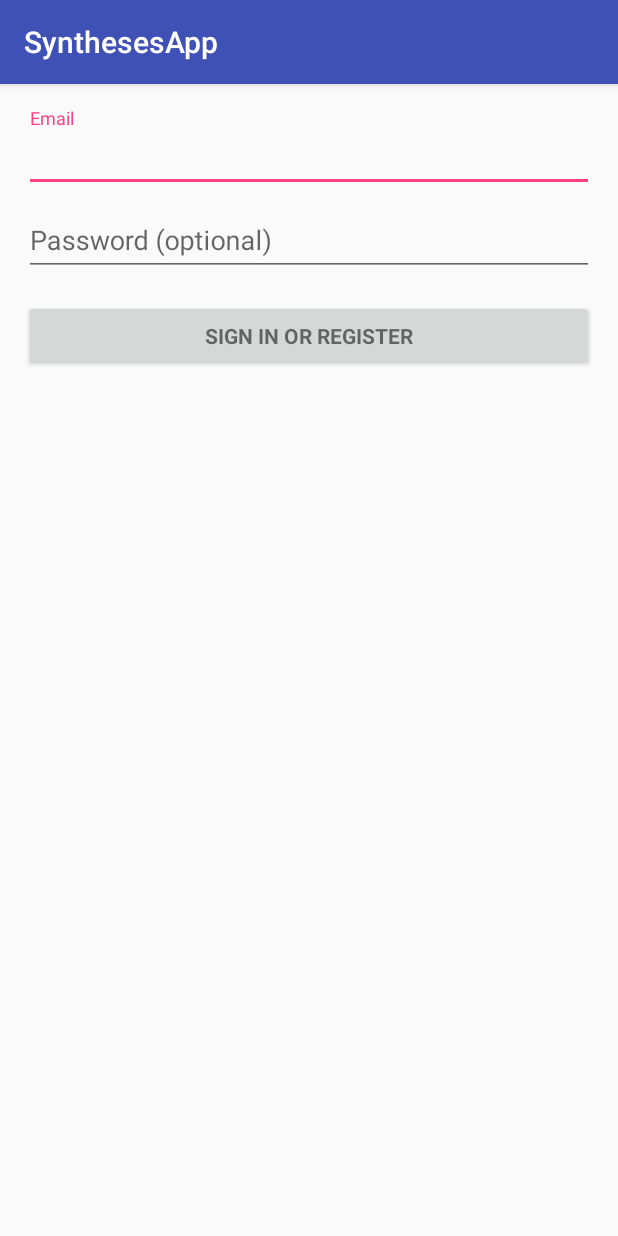
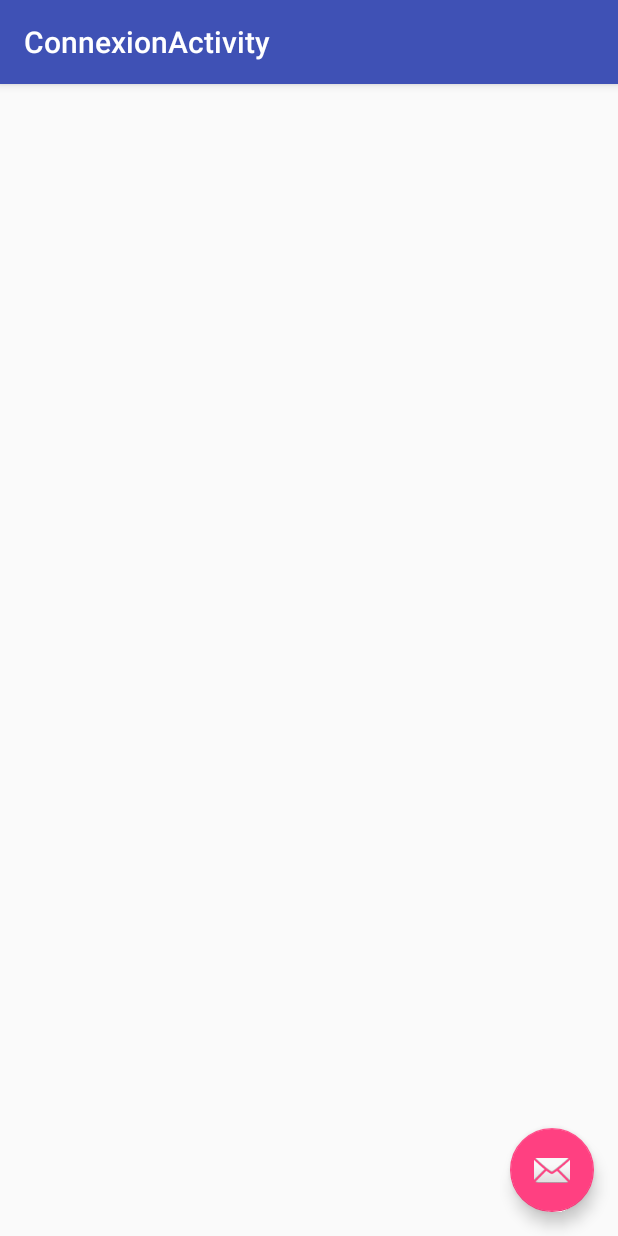
Before and after one commit to Piib/Syntheses, an Android app: the screen it shows after launch (LoginActivity before the commit, ConnexionActivity after it), on a phone screen of 412 x 824 dp. Run offline under Robolectric (Android 15) with nearby library versions, the phone set to English and light mode, and no system bars.

Commit message:
connexion

```diff
--- a/SynthesesApp/app/build.gradle
+++ b/SynthesesApp/app/build.gradle
@@ -26,5 +26,6 @@
     })
     compile 'com.android.support:appcompat-v7:26.+'
     compile 'com.android.support:design:26.+'
+    compile 'com.android.support.constraint:constraint-layout:1.0.2'
     testCompile 'junit:junit:4.12'
 }
--- /dev/null
+++ b/SynthesesApp/app/src/main/java/com/android/group/synthesesapp/ConnexionActivity.java
@@ -0,0 +1,29 @@
+package com.android.group.synthesesapp;
+
+import android.os.Bundle;
+import android.support.design.widget.FloatingActionButton;
+import android.support.design.widget.Snackbar;
+import android.support.v7.app.AppCompatActivity;
+import android.support.v7.widget.Toolbar;
+import android.view.View;
+
+public class ConnexionActivity extends AppCompatActivity {
+
+    @Override
+    protected void onCreate(Bundle savedInstanceState) {
+        super.onCreate(savedInstanceState);
+        setContentView(R.layout.activity_connexion);
+        Toolbar toolbar = (Toolbar) findViewById(R.id.toolbar);
+        setSupportActionBar(toolbar);
+
+        FloatingActionButton fab = (FloatingActionButton) findViewById(R.id.fab);
+        fab.setOnClickListener(new View.OnClickListener() {
+            @Override
+            public void onClick(View view) {
+                Snackbar.make(view, "Replace with your own action", Snackbar.LENGTH_LONG)
+                        .setAction("Action", null).show();
+            }
+        });
+    }
+
+}
--- a/SynthesesApp/app/src/main/java/com/android/group/synthesesapp/LoginActivity.java
+++ /dev/null
@@ -1,347 +0,0 @@
-package com.android.group.synthesesapp;
-
-import android.animation.Animator;
-import android.animation.AnimatorListenerAdapter;
-import android.annotation.TargetApi;
-import android.content.pm.PackageManager;
-import android.support.annotation.NonNull;
-import android.support.design.widget.Snackbar;
-import android.support.v7.app.AppCompatActivity;
-import android.app.LoaderManager.LoaderCallbacks;
-
-import android.content.CursorLoader;
-import android.content.Loader;
-import android.database.Cursor;
-import android.net.Uri;
-import android.os.AsyncTask;
-
-import android.os.Build;
-import android.os.Bundle;
-import android.provider.ContactsContract;
-import android.text.TextUtils;
-import android.view.KeyEvent;
-import android.view.View;
-import android.view.View.OnClickListener;
-import android.view.inputmethod.EditorInfo;
-import android.widget.ArrayAdapter;
-import android.widget.AutoCompleteTextView;
-import android.widget.Button;
-import android.widget.EditText;
-import android.widget.TextView;
-import java.util.ArrayList;
-import java.util.List;
-
-import static android.Manifest.permission.READ_CONTACTS;
-
-/**
- * A login screen that offers login via email/password.
- */
-public class LoginActivity extends AppCompatActivity implements LoaderCallbacks<Cursor> {
-
-    /**
-     * Id to identity READ_CONTACTS permission request.
-     */
-    private static final int REQUEST_READ_CONTACTS = 0;
-
-    /**
-     * A dummy authentication store containing known user names and passwords.
-     * TODO: remove after connecting to a real authentication system.
-     */
-    private static final String[] DUMMY_CREDENTIALS = new String[]{
-            "foo@example.com:hello", "bar@example.com:world"
-    };
-    /**
-     * Keep track of the login task to ensure we can cancel it if requested.
-     */
-    private UserLoginTask mAuthTask = null;
-
-    // UI references.
-    private AutoCompleteTextView mEmailView;
-    private EditText mPasswordView;
-    private View mProgressView;
-    private View mLoginFormView;
-
-    @Override
-    protected void onCreate(Bundle savedInstanceState) {
-        super.onCreate(savedInstanceState);
-        setContentView(R.layout.activity_login);
-        // Set up the login form.
-        mEmailView = (AutoCompleteTextView) findViewById(R.id.email);
-        populateAutoComplete();
-
-        mPasswordView = (EditText) findViewById(R.id.password);
-        mPasswordView.setOnEditorActionListener(new TextView.OnEditorActionListener() {
-            @Override
-            public boolean onEditorAction(TextView textView, int id, KeyEvent keyEvent) {
-                if (id == R.id.login || id == EditorInfo.IME_NULL) {
-                    attemptLogin();
-                    return true;
-                }
-                return false;
-            }
-        });
-
-        Button mEmailSignInButton = (Button) findViewById(R.id.email_sign_in_button);
-        mEmailSignInButton.setOnClickListener(new OnClickListener() {
-            @Override
-            public void onClick(View view) {
-                attemptLogin();
-            }
-        });
-
-        mLoginFormView = findViewById(R.id.login_form);
-        mProgressView = findViewById(R.id.login_progress);
-    }
-
-    private void populateAutoComplete() {
-        if (!mayRequestContacts()) {
-            return;
-        }
-
-        getLoaderManager().initLoader(0, null, this);
-    }
-
-    private boolean mayRequestContacts() {
-        if (Build.VERSION.SDK_INT < Build.VERSION_CODES.M) {
-            return true;
-        }
-        if (checkSelfPermission(READ_CONTACTS) == PackageManager.PERMISSION_GRANTED) {
-            return true;
-        }
-        if (shouldShowRequestPermissionRationale(READ_CONTACTS)) {
-            Snackbar.make(mEmailView, R.string.permission_rationale, Snackbar.LENGTH_INDEFINITE)
-                    .setAction(android.R.string.ok, new View.OnClickListener() {
-                        @Override
-                        @TargetApi(Build.VERSION_CODES.M)
-                        public void onClick(View v) {
-                            requestPermissions(new String[]{READ_CONTACTS}, REQUEST_READ_CONTACTS);
-                        }
-                    });
-        } else {
-            requestPermissions(new String[]{READ_CONTACTS}, REQUEST_READ_CONTACTS);
-        }
-        return false;
-    }
-
-    /**
-     * Callback received when a permissions request has been completed.
-     */
-    @Override
-    public void onRequestPermissionsResult(int requestCode, @NonNull String[] permissions,
-                                           @NonNull int[] grantResults) {
-        if (requestCode == REQUEST_READ_CONTACTS) {
-            if (grantResults.length == 1 && grantResults[0] == PackageManager.PERMISSION_GRANTED) {
-                populateAutoComplete();
-            }
-        }
-    }
-
-
-    /**
-     * Attempts to sign in or register the account specified by the login form.
-     * If there are form errors (invalid email, missing fields, etc.), the
-     * errors are presented and no actual login attempt is made.
-     */
-    private void attemptLogin() {
-        if (mAuthTask != null) {
-            return;
-        }
-
-        // Reset errors.
-        mEmailView.setError(null);
-        mPasswordView.setError(null);
-
-        // Store values at the time of the login attempt.
-        String email = mEmailView.getText().toString();
-        String password = mPasswordView.getText().toString();
-
-        boolean cancel = false;
-        View focusView = null;
-
-        // Check for a valid password, if the user entered one.
-        if (!TextUtils.isEmpty(password) && !isPasswordValid(password)) {
-            mPasswordView.setError(getString(R.string.error_invalid_password));
-            focusView = mPasswordView;
-            cancel = true;
-        }
-
-        // Check for a valid email address.
-        if (TextUtils.isEmpty(email)) {
-            mEmailView.setError(getString(R.string.error_field_required));
-            focusView = mEmailView;
-            cancel = true;
-        } else if (!isEmailValid(email)) {
-            mEmailView.setError(getString(R.string.error_invalid_email));
-            focusView = mEmailView;
-            cancel = true;
-        }
-
-        if (cancel) {
-            // There was an error; don't attempt login and focus the first
-            // form field with an error.
-            focusView.requestFocus();
-        } else {
-            // Show a progress spinner, and kick off a background task to
-            // perform the user login attempt.
-            showProgress(true);
-            mAuthTask = new UserLoginTask(email, password);
-            mAuthTask.execute((Void) null);
-        }
-    }
-    private boolean isEmailValid(String email) {
-        //TODO: Replace this with your own logic
-        return email.contains("@");
-    }
-
-    private boolean isPasswordValid(String password) {
-        //TODO: Replace this with your own logic
-        return password.length() > 4;
-    }
-
-    /**
-     * Shows the progress UI and hides the login form.
-     */
-    @TargetApi(Build.VERSION_CODES.HONEYCOMB_MR2)
-    private void showProgress(final boolean show) {
-        // On Honeycomb MR2 we have the ViewPropertyAnimator APIs, which allow
-        // for very easy animations. If available, use these APIs to fade-in
-        // the progress spinner.
-        if (Build.VERSION.SDK_INT >= Build.VERSION_CODES.HONEYCOMB_MR2) {
-            int shortAnimTime = getResources().getInteger(android.R.integer.config_shortAnimTime);
-
-            mLoginFormView.setVisibility(show ? View.GONE : View.VISIBLE);
-            mLoginFormView.animate().setDuration(shortAnimTime).alpha(
-                    show ? 0 : 1).setListener(new AnimatorListenerAdapter() {
-                @Override
-                public void onAnimationEnd(Animator animation) {
-                    mLoginFormView.setVisibility(show ? View.GONE : View.VISIBLE);
-                }
-            });
-
-            mProgressView.setVisibility(show ? View.VISIBLE : View.GONE);
-            mProgressView.animate().setDuration(shortAnimTime).alpha(
-                    show ? 1 : 0).setListener(new AnimatorListenerAdapter() {
-                @Override
-                public void onAnimationEnd(Animator animation) {
-                    mProgressView.setVisibility(show ? View.VISIBLE : View.GONE);
-                }
-            });
-        } else {
-            // The ViewPropertyAnimator APIs are not available, so simply show
-            // and hide the relevant UI components.
-            mProgressView.setVisibility(show ? View.VISIBLE : View.GONE);
-            mLoginFormView.setVisibility(show ? View.GONE : View.VISIBLE);
-        }
-    }
-
-    @Override
-    public Loader<Cursor> onCreateLoader(int i, Bundle bundle) {
-        return new CursorLoader(this,
-                // Retrieve data rows for the device user's 'profile' contact.
-                Uri.withAppendedPath(ContactsContract.Profile.CONTENT_URI,
-                        ContactsContract.Contacts.Data.CONTENT_DIRECTORY), ProfileQuery.PROJECTION,
-
-                // Select only email addresses.
-                ContactsContract.Contacts.Data.MIMETYPE +
-                        " = ?", new String[]{ContactsContract.CommonDataKinds.Email
-                                                                     .CONTENT_ITEM_TYPE},
-
-                // Show primary email addresses first. Note that there won't be
-                // a primary email address if the user hasn't specified one.
-                ContactsContract.Contacts.Data.IS_PRIMARY + " DESC");
-    }
-
-    @Override
-    public void onLoadFinished(Loader<Cursor> cursorLoader, Cursor cursor) {
-        List<String> emails = new ArrayList<>();
-        cursor.moveToFirst();
-        while (!cursor.isAfterLast()) {
-            emails.add(cursor.getString(ProfileQuery.ADDRESS));
-            cursor.moveToNext();
-        }
-
-        addEmailsToAutoComplete(emails);
-    }
-
-    @Override
-    public void onLoaderReset(Loader<Cursor> cursorLoader) {
-
-    }
-
-    private interface ProfileQuery {
-        String[] PROJECTION = {
-                ContactsContract.CommonDataKinds.Email.ADDRESS,
-                ContactsContract.CommonDataKinds.Email.IS_PRIMARY,
-        };
-
-        int ADDRESS = 0;
-        int IS_PRIMARY = 1;
-    }
-
-
-    private void addEmailsToAutoComplete(List<String> emailAddressCollection) {
-        //Create adapter to tell the AutoCompleteTextView what to show in its dropdown list.
-        ArrayAdapter<String> adapter =
-                new ArrayAdapter<>(LoginActivity.this,
-                        android.R.layout.simple_dropdown_item_1line, emailAddressCollection);
-
-        mEmailView.setAdapter(adapter);
-    }
-
-    /**
-     * Represents an asynchronous login/registration task used to authenticate
-     * the user.
-     */
-    public class UserLoginTask extends AsyncTask<Void, Void, Boolean> {
-
-        private final String mEmail;
-        private final String mPassword;
-
-        UserLoginTask(String email, String password) {
-            mEmail = email;
-            mPassword = password;
-        }
-
-        @Override
-        protected Boolean doInBackground(Void... params) {
-            // TODO: attempt authentication against a network service.
-
-            try {
-                // Simulate network access.
-                Thread.sleep(2000);
-            } catch (InterruptedException e) {
-                return false;
-            }
-
-            for (String credential : DUMMY_CREDENTIALS) {
-                String[] pieces = credential.split(":");
-                if (pieces[0].equals(mEmail)) {
-                    // Account exists, return true if the password matches.
-                    return pieces[1].equals(mPassword);
-                }
-            }
-
-            // TODO: register the new account here.
-            return true;
-        }
-
-        @Override
-        protected void onPostExecute(final Boolean success) {
-            mAuthTask = null;
-            showProgress(false);
-
-            if (success) {
-                finish();
-            } else {
-                mPasswordView.setError(getString(R.string.error_incorrect_password));
-                mPasswordView.requestFocus();
-            }
-        }
-
-        @Override
-        protected void onCancelled() {
-            mAuthTask = null;
-            showProgress(false);
-        }
-    }
-}
--- /dev/null
+++ b/SynthesesApp/app/src/main/res/layout/activity_connexion.xml
@@ -0,0 +1,33 @@
+<?xml version="1.0" encoding="utf-8"?>
+<android.support.design.widget.CoordinatorLayout xmlns:android="http://schemas.android.com/apk/res/android"
+    xmlns:app="http://schemas.android.com/apk/res-auto"
+    xmlns:tools="http://schemas.android.com/tools"
+    android:layout_width="match_parent"
+    android:layout_height="match_parent"
+    tools:context="com.android.group.synthesesapp.ConnexionActivity">
+
+    <android.support.design.widget.AppBarLayout
+        android:layout_width="match_parent"
+        android:layout_height="wrap_content"
+        android:theme="@style/AppTheme.AppBarOverlay">
+
+        <android.support.v7.widget.Toolbar
+            android:id="@+id/toolbar"
+            android:layout_width="match_parent"
+            android:layout_height="?attr/actionBarSize"
+            android:background="?attr/colorPrimary"
+            app:popupTheme="@style/AppTheme.PopupOverlay" />
+
+    </android.support.design.widget.AppBarLayout>
+
+    <include layout="@layout/content_connexion" />
+
+    <android.support.design.widget.FloatingActionButton
+        android:id="@+id/fab"
+        android:layout_width="wrap_content"
+        android:layout_height="wrap_content"
+        android:layout_gravity="bottom|end"
+        android:layout_margin="@dimen/fab_margin"
+        app:srcCompat="@android:drawable/ic_dialog_email" />
+
+</android.support.design.widget.CoordinatorLayout>
--- a/SynthesesApp/app/src/main/res/layout/activity_login.xml
+++ /dev/null
@@ -1,77 +0,0 @@
-<LinearLayout xmlns:android="http://schemas.android.com/apk/res/android"
-    xmlns:tools="http://schemas.android.com/tools"
-    android:layout_width="match_parent"
-    android:layout_height="match_parent"
-    android:gravity="center_horizontal"
-    android:orientation="vertical"
-    android:paddingBottom="@dimen/activity_vertical_margin"
-    android:paddingLeft="@dimen/activity_horizontal_margin"
-    android:paddingRight="@dimen/activity_horizontal_margin"
-    android:paddingTop="@dimen/activity_vertical_margin"
-    tools:context="com.android.group.synthesesapp.LoginActivity">
-
-    <!-- Login progress -->
-    <ProgressBar
-        android:id="@+id/login_progress"
-        style="?android:attr/progressBarStyleLarge"
-        android:layout_width="wrap_content"
-        android:layout_height="wrap_content"
-        android:layout_marginBottom="8dp"
-        android:visibility="gone"/>
-
-    <ScrollView
-        android:id="@+id/login_form"
-        android:layout_width="match_parent"
-        android:layout_height="match_parent">
-
-        <LinearLayout
-            android:id="@+id/email_login_form"
-            android:layout_width="match_parent"
-            android:layout_height="wrap_content"
-            android:orientation="vertical">
-
-            <android.support.design.widget.TextInputLayout
-                android:layout_width="match_parent"
-                android:layout_height="wrap_content">
-
-            <AutoCompleteTextView
-                android:id="@+id/email"
-                android:layout_width="match_parent"
-                android:layout_height="wrap_content"
-                android:hint="@string/prompt_email"
-                android:inputType="textEmailAddress"
-                android:maxLines="1"
-                android:singleLine="true"/>
-
-            </android.support.design.widget.TextInputLayout>
-
-            <android.support.design.widget.TextInputLayout
-                android:layout_width="match_parent"
-                android:layout_height="wrap_content">
-
-            <EditText
-                android:id="@+id/password"
-                android:layout_width="match_parent"
-                android:layout_height="wrap_content"
-                android:hint="@string/prompt_password"
-                android:imeActionId="@+id/login"
-                android:imeActionLabel="@string/action_sign_in_short"
-                android:imeOptions="actionUnspecified"
-                android:inputType="textPassword"
-                android:maxLines="1"
-                android:singleLine="true"/>
-
-            </android.support.design.widget.TextInputLayout>
-
-            <Button
-                android:id="@+id/email_sign_in_button"
-                style="?android:textAppearanceSmall"
-                android:layout_width="match_parent"
-                android:layout_height="wrap_content"
-                android:layout_marginTop="16dp"
-                android:text="@string/action_sign_in"
-                android:textStyle="bold"/>
-
-        </LinearLayout>
-    </ScrollView>
-</LinearLayout>
--- /dev/null
+++ b/SynthesesApp/app/src/main/res/layout/content_connexion.xml
@@ -0,0 +1,11 @@
+<?xml version="1.0" encoding="utf-8"?>
+<android.support.constraint.ConstraintLayout xmlns:android="http://schemas.android.com/apk/res/android"
+    xmlns:app="http://schemas.android.com/apk/res-auto"
+    xmlns:tools="http://schemas.android.com/tools"
+    android:layout_width="match_parent"
+    android:layout_height="match_parent"
+    app:layout_behavior="@string/appbar_scrolling_view_behavior"
+    tools:context="com.android.group.synthesesapp.ConnexionActivity"
+    tools:showIn="@layout/activity_connexion">
+
+</android.support.constraint.ConstraintLayout>
--- a/SynthesesApp/app/src/main/res/values/dimens.xml
+++ b/SynthesesApp/app/src/main/res/values/dimens.xml
@@ -2,4 +2,5 @@
     <!-- Default screen margins, per the Android Design guidelines. -->
     <dimen name="activity_horizontal_margin">16dp</dimen>
     <dimen name="activity_vertical_margin">16dp</dimen>
+    <dimen name="fab_margin">16dp</dimen>
 </resources>
--- a/SynthesesApp/app/src/main/res/values/strings.xml
+++ b/SynthesesApp/app/src/main/res/values/strings.xml
@@ -13,4 +13,5 @@
     <string name="permission_rationale">"Contacts permissions are needed for providing email
         completions."
     </string>
+    <string name="title_activity_connexion">ConnexionActivity</string>
 </resources>
--- a/SynthesesApp/app/src/main/res/values/styles.xml
+++ b/SynthesesApp/app/src/main/res/values/styles.xml
@@ -8,4 +8,13 @@
         <item name="colorAccent">@color/colorAccent</item>
     </style>
 
+    <style name="AppTheme.NoActionBar">
+        <item name="windowActionBar">false</item>
+        <item name="windowNoTitle">true</item>
+    </style>
+
+    <style name="AppTheme.AppBarOverlay" parent="ThemeOverlay.AppCompat.Dark.ActionBar" />
+
+    <style name="AppTheme.PopupOverlay" parent="ThemeOverlay.AppCompat.Light" />
+
 </resources>
```
Also changed, not shown: SynthesesApp/app/src/main/AndroidManifest.xml (+5 -4 lines).
